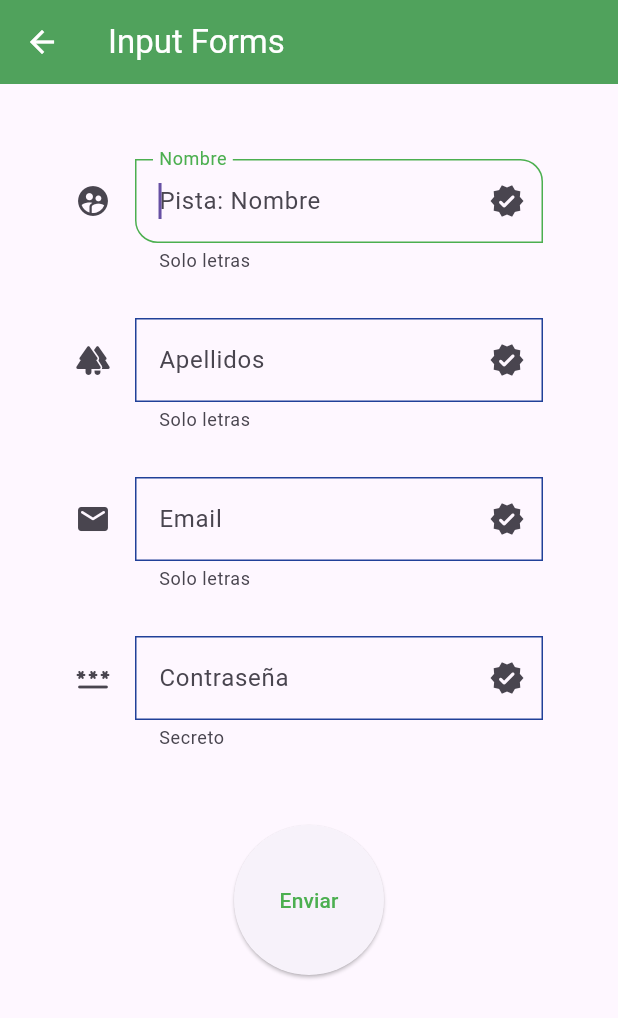
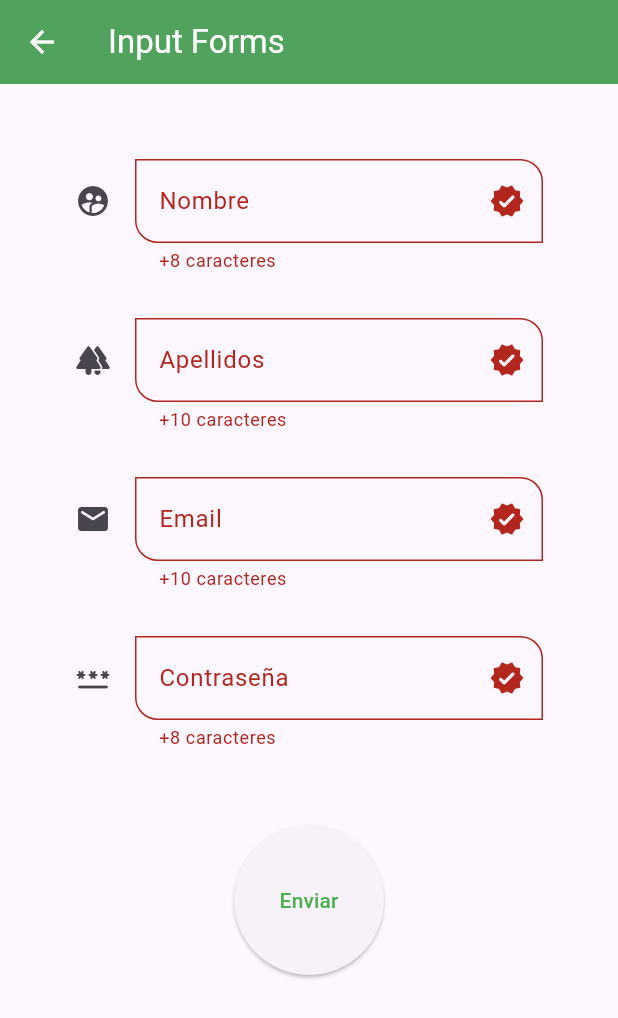
Before and after one commit to egarove/fl-components, a Flutter app: the InputsScreen screen opened by its route, after a tap on "Enviar", on a phone screen of 412 x 824 dp. Shown: the top 1018 px of the screen. Run offline on Flutter 3.47's test engine with Material 3 defaults, Android fonts, the phone set to English and light mode, and no system bars.

```diff
--- a/lib/screens/input_screens.dart
+++ b/lib/screens/input_screens.dart
@@ -7,6 +7,18 @@ class InputsScreen extends StatelessWidget {
 
   @override
   Widget build(BuildContext context) {
+
+    final myFormKey = GlobalKey<FormState>();
+
+
+    final Map<String,String> formData = {
+      'nombre': 'Tahm',
+      'apellidos' : 'Kench',
+      'email' : 'tahmkench@aguasestancadas.com',
+      'password' : '12345',
+      'rol' : 'usuario',
+    };
+
     return Scaffold(
       appBar: AppBar(
         title: Text("Input Forms"),
@@ -14,6 +26,7 @@ class InputsScreen extends StatelessWidget {
       body: SingleChildScrollView(
         padding: EdgeInsets.symmetric(vertical: 50, horizontal: 50),
         child: Form(
+          key: myFormKey, //key del formulario que definimos en la linea 11
           child: Column(
             children: [
               CustomTextFormField(
@@ -59,7 +72,13 @@ class InputsScreen extends StatelessWidget {
                   child: Center(child: Text("Enviar")),
                   width: double.infinity,
                 ),
-                onPressed: () => {},
+                onPressed: () {
+                  FocusScope.of(context).requestFocus(FocusNode()); //cuando le demos a "enviar" se quita el teclado
+                  if( !myFormKey.currentState!.validate() ){
+                    print('Formulario no valido');
+                  }
+                  print(formData);
+                },
               )
             ],
           ),
```
